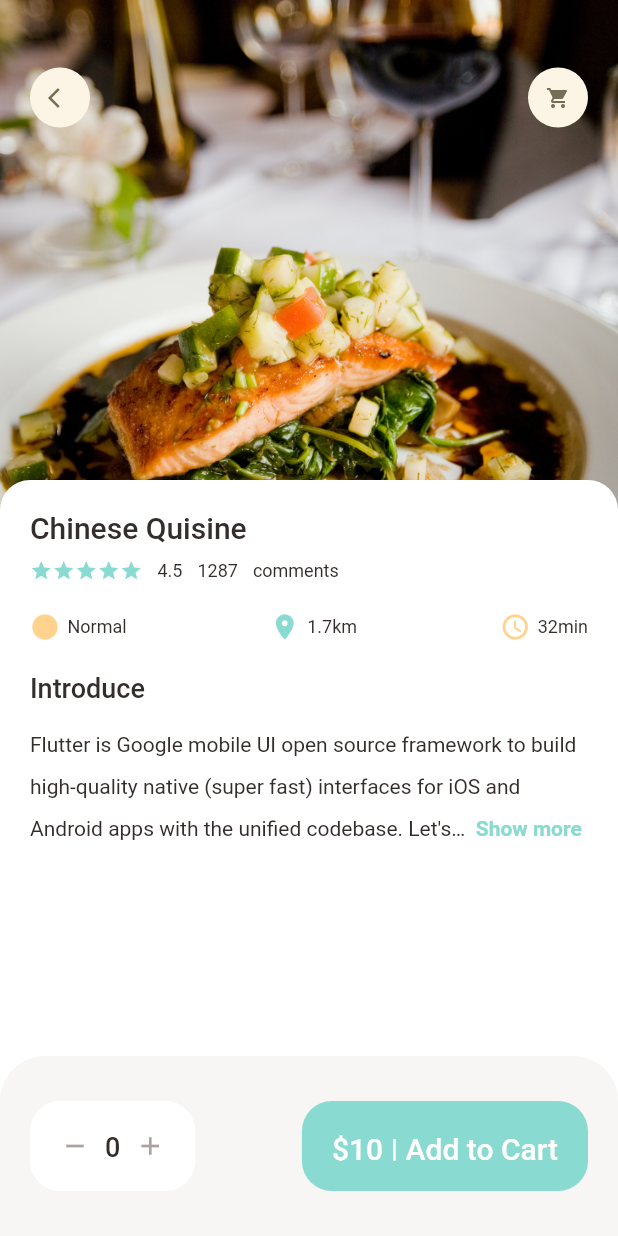
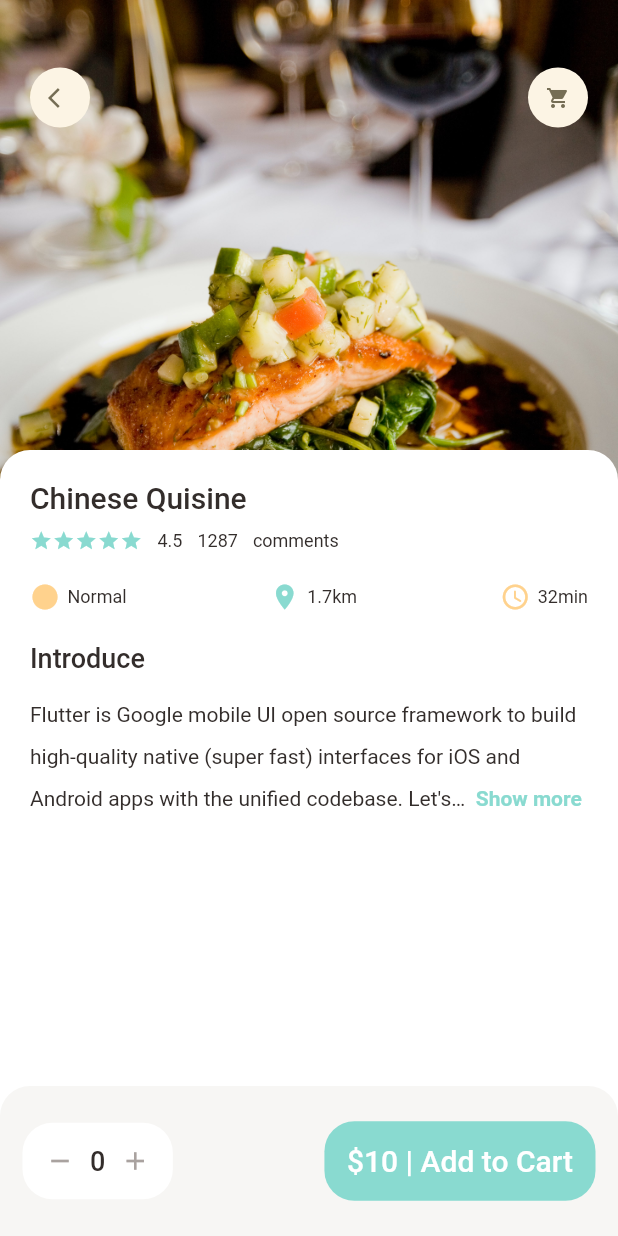
Before and after one commit to adalikwu005/food-delivery-app--flutter, a Flutter app: the PopularFoodDetails screen opened directly, on a phone screen of 412 x 824 dp. Run offline on Flutter 3.47's test engine with Material 2 defaults, Android fonts, the phone set to English and light mode, and no system bars; drawn by our look-alikes of readmore; our stand-ins replace dots_indicator, get.

Commit message:
Recommended Food Details Screen (Bottom NavBar UI)

```diff
--- a/lib/main.dart
+++ b/lib/main.dart
@@ -1,5 +1,5 @@
 import 'package:flutter/material.dart';
-import 'package:food_delivery_app/pages/food/popular_food_details.dart';
+import 'package:food_delivery_app/pages/food/recommended_food_details.dart';
 import 'package:get/get.dart';
 
 void main() {
@@ -16,7 +16,7 @@ class MyApp extends StatelessWidget {
       theme: ThemeData(
         primarySwatch: Colors.blue,
       ),
-      home: const PopularFoodDetails(),
+      home: const RecommendedFoodDetails(),
     );
   }
 }
--- a/lib/pages/food/popular_food_details.dart
+++ b/lib/pages/food/popular_food_details.dart
@@ -45,7 +45,7 @@ class PopularFoodDetails extends StatelessWidget {
           ),
           //Description Area
           Positioned(
-            top: scaleHeight(350 - 30),
+            top: scaleHeight(300),
             right: 0,
             left: 0,
             bottom: 0,
@@ -104,16 +104,16 @@ class PopularFoodDetails extends StatelessWidget {
         ],
       ),
       bottomNavigationBar: Container(
-        height: scaleHeight(120),
+        height: scaleHeight(100),
         padding: EdgeInsets.symmetric(
-          horizontal: scaleWidth(20),
-          vertical: scaleHeight(30),
+          horizontal: scaleWidth(15),
+          vertical: scaleHeight(15),
         ),
         decoration: BoxDecoration(
           color: AppColors.buttonBackgroundColor,
           borderRadius: BorderRadius.only(
-            topLeft: Radius.circular(scaleHeight(30)),
-            topRight: Radius.circular(scaleHeight(30)),
+            topLeft: Radius.circular(scaleHeight(20)),
+            topRight: Radius.circular(scaleHeight(20)),
           ),
         ),
         child: Row(
@@ -121,7 +121,7 @@ class PopularFoodDetails extends StatelessWidget {
           children: [
             //Remove and Add Button
             Container(
-              padding: EdgeInsets.all(scaleHeight(20)),
+              padding: EdgeInsets.all(scaleHeight(15)),
               decoration: BoxDecoration(
                   color: Colors.white,
                   borderRadius: BorderRadius.circular(scaleWidth(20))),
@@ -149,7 +149,7 @@ class PopularFoodDetails extends StatelessWidget {
             ),
             //Add to Cart Button
             Container(
-              padding: EdgeInsets.all(scaleHeight(20)),
+              padding: EdgeInsets.all(scaleHeight(15)),
               decoration: BoxDecoration(
                   borderRadius: BorderRadius.circular(scaleWidth(20)),
                   color: AppColors.mainColor),
```
